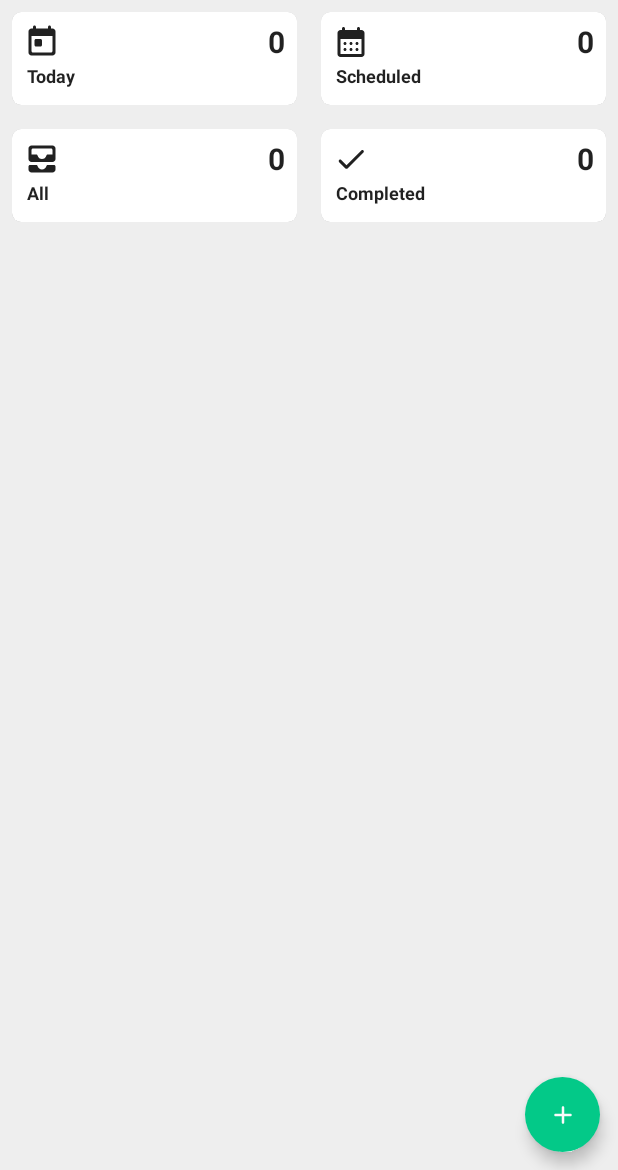
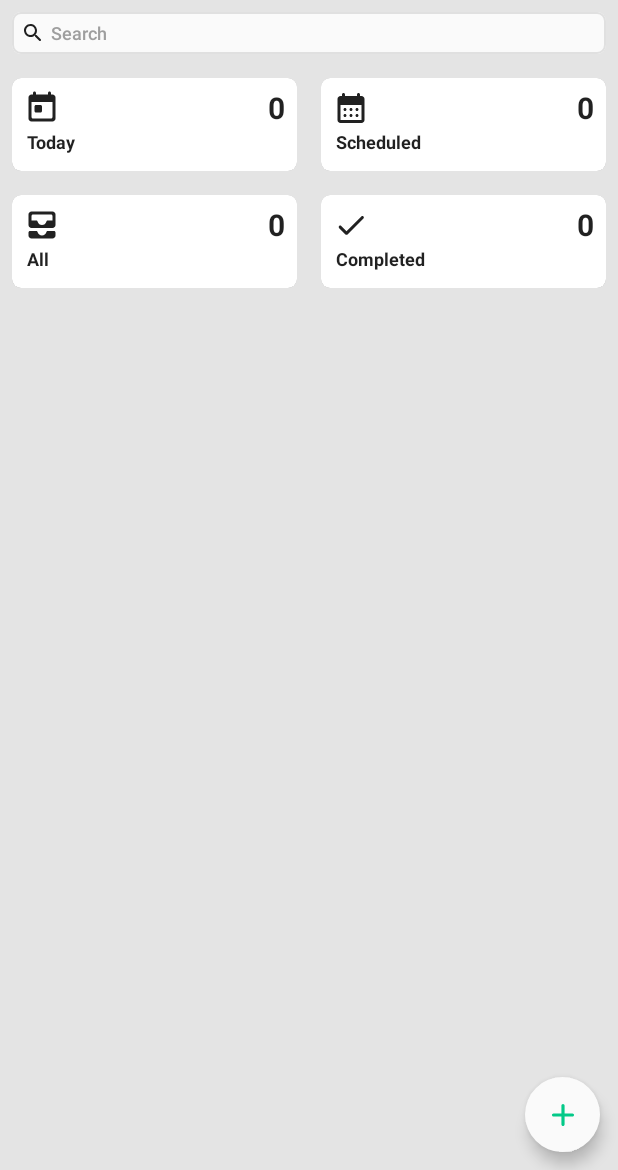
Before and after one commit to vsnappy1/Reminder, an Android app built with Jetpack Compose: the screen it shows after launch (MainActivity), on a phone screen of 412 x 824 dp, the part 66-1236 px from its top. Run offline under Robolectric (Android 15) with nearby library versions, the phone set to English and light mode, and no system bars; our stand-ins replace Dagger/Hilt's generated code, Room's generated code, livedata-compose.

Commit message:
ui improved

```diff
--- a/app/src/main/java/com/randos/reminder/data/dao/TaskDao.kt
+++ b/app/src/main/java/com/randos/reminder/data/dao/TaskDao.kt
@@ -39,22 +39,24 @@ interface TaskDao {
     @Query("SELECT * FROM task WHERE completedOn IS NOT NULL $orderBy")
     fun getCompletedTasks(): Flow<List<Task>>
 
-    @Query("SELECT * FROM task WHERE date = :date AND completedOn IS NOT NULL $orderBy")
+    @Query("SELECT * FROM task WHERE date(completedOn) = date(:date) $orderBy")
     fun getCompletedTasks(date: LocalDate): Flow<List<Task>>
 
-    @Query("SELECT * FROM task WHERE date >= :start AND date <= :end AND completedOn IS NOT NULL $orderBy")
+    @Query("SELECT * FROM task WHERE date(completedOn) >= date(:start) AND date(completedOn) <= date(:end) $orderBy")
     fun getCompletedTasks(start: LocalDate, end: LocalDate): Flow<List<Task>>
 
-    @Query("SELECT * FROM task WHERE date > :date AND completedOn IS NOT NULL $orderBy")
+    @Query("SELECT * FROM task WHERE date(completedOn) > date(:date) $orderBy")
     fun getCompletedTasksAfter(date: LocalDate): Flow<List<Task>>
 
-    @Query("SELECT * FROM task WHERE date < :date AND completedOn IS NOT NULL $orderBy")
+    @Query("SELECT * FROM task WHERE date(completedOn) < date(:date) $orderBy")
     fun getCompletedTasksBefore(date: LocalDate): Flow<List<Task>>
 
     @Query("SELECT COUNT(*) FROM task WHERE completedOn IS NULL $orderBy")
     fun getTasksCount(): Flow<Int>
+
     @Query("SELECT COUNT(*) FROM task WHERE date <= :date AND completedOn IS NULL $orderBy")
     fun getTodayTasksCount(date: LocalDate): Flow<Int>
+
     @Query("SELECT COUNT(*) FROM task WHERE date IS NOT NULL AND completedOn IS NULL $orderBy")
     fun getScheduledTasksCount(): Flow<Int>
 
--- a/app/src/main/java/com/randos/reminder/ui/screen/AddTaskScreen.kt
+++ b/app/src/main/java/com/randos/reminder/ui/screen/AddTaskScreen.kt
@@ -44,7 +44,7 @@ object TaskAddDestination : NavigationDestination {
 }
 
 // TODO beautify and add search functionality in home screen
-// TODO refactor the completed task so that task are displayed based on when completed
+// TODO customize no task message for each of the screen
 // TODO write test cases
 // TODO implement notification
 // TODO get the theme reviewed
--- a/app/src/main/java/com/randos/reminder/ui/screen/CompletedTaskScreen.kt
+++ b/app/src/main/java/com/randos/reminder/ui/screen/CompletedTaskScreen.kt
@@ -42,7 +42,8 @@ fun CompletedTaskScreen(
         getListOfTaskCards(
             tasks = todayTasks,
             onItemClick = onItemClick,
-            onDoneClick = { state -> viewModel.updateTaskStatus(state) })
+            onDoneClick = { state -> viewModel.updateTaskStatus(state) }
+        )
     )
 
     if (yesterdayTasks.isNotEmpty()) {
--- a/app/src/main/java/com/randos/reminder/ui/screen/HomeScreen.kt
+++ b/app/src/main/java/com/randos/reminder/ui/screen/HomeScreen.kt
@@ -1,20 +1,19 @@
 package com.randos.reminder.ui.screen
 
+import androidx.compose.foundation.background
+import androidx.compose.foundation.border
 import androidx.compose.foundation.clickable
 import androidx.compose.foundation.layout.*
 import androidx.compose.foundation.lazy.grid.GridCells
 import androidx.compose.foundation.lazy.grid.LazyVerticalGrid
 import androidx.compose.foundation.lazy.grid.items
+import androidx.compose.foundation.text.BasicTextField
 import androidx.compose.material.Card
 import androidx.compose.material.Icon
 import androidx.compose.material.Text
 import androidx.compose.material.icons.Icons
-import androidx.compose.material.icons.rounded.AllInbox
-import androidx.compose.material.icons.rounded.CalendarMonth
-import androidx.compose.material.icons.rounded.Done
-import androidx.compose.material.icons.rounded.Today
-import androidx.compose.runtime.Composable
-import androidx.compose.runtime.getValue
+import androidx.compose.material.icons.rounded.*
+import androidx.compose.runtime.*
 import androidx.compose.runtime.livedata.observeAsState
 import androidx.compose.ui.Alignment
 import androidx.compose.ui.Modifier
@@ -29,10 +28,7 @@ import com.randos.reminder.R
 import com.randos.reminder.enums.ReminderScreen
 import com.randos.reminder.navigation.NavigationDestination
 import com.randos.reminder.ui.component.BaseViewWithFAB
-import com.randos.reminder.ui.theme.Shapes
-import com.randos.reminder.ui.theme.Typography
-import com.randos.reminder.ui.theme.medium
-import com.randos.reminder.ui.theme.small
+import com.randos.reminder.ui.theme.*
 import com.randos.reminder.ui.viewmodel.HomeViewModel
 
 object HomeDestination : NavigationDestination {
@@ -84,7 +80,11 @@ fun HomeScreen(
             onClick = onCompletedClick
         ),
     )
+    var value by remember { mutableStateOf("") }
     BaseViewWithFAB(titleRes = R.string.app_name, onAddTaskClick = onAddTaskClick) {
+        ReminderTextField(
+            value = value,
+            onValueChange = { value = it })
         LazyVerticalGrid(columns = GridCells.Fixed(2)) {
             items(timeFrames) {
                 TimeFrameCard(
@@ -99,6 +99,50 @@ fun HomeScreen(
     }
 }
 
+@Preview
+@Composable
+private fun ReminderTextField(value: String = "Hello", onValueChange: (String) -> Unit = {}) {
+    Row(
+        modifier = Modifier
+            .padding(medium)
+            .background(color = White, shape = Shapes.small)
+            .border(width = 1.dp, color = Gray300, shape = Shapes.small)
+            .fillMaxWidth()
+            .padding(6.dp),
+        verticalAlignment = Alignment.CenterVertically
+    ) {
+        Icon(
+            imageVector = Icons.Rounded.Search,
+            contentDescription = stringResource(id = R.string.search),
+            modifier = Modifier.size(16.dp)
+        )
+        Spacer(modifier = Modifier.width(small))
+        Box {
+            if (value.isEmpty())
+                Text(text = "Search", style = Typography.caption, color = Gray500)
+            BasicTextField(
+                value = value, onValueChange = onValueChange, singleLine = true,
+                textStyle = Typography.caption,
+                modifier = Modifier.fillMaxWidth()
+            )
+        }
+    }
+
+//    OutlinedTextField(
+//        value = value,
+//        onValueChange = onValueChange,
+//        singleLine = true,
+//        leadingIcon = {
+//            Icon(
+//                imageVector = Icons.Rounded.Search,
+//                contentDescription = stringResource(id = R.string.search)
+//            )
+//        },
+//        placeholder = {
+//            Text(text = "Search")
+//        })
+}
+
 data class TimeFrame(
     val textRes: Int,
     val count: Int,
@@ -107,7 +151,6 @@ data class TimeFrame(
     val onClick: () -> Unit
 )
 
-@Preview
 @Composable
 fun TimeFrameCard(
     textRes: Int = R.string.today,
--- a/app/src/main/java/com/randos/reminder/ui/theme/Color.kt
+++ b/app/src/main/java/com/randos/reminder/ui/theme/Color.kt
@@ -7,16 +7,24 @@ import androidx.compose.ui.graphics.Color
 //val Purple700 = Color(0xFF3700B3)
 //val Teal200 = Color(0xFF03DAC5)
 
+val Gray50 = Color(0xFFFAFAFA)
+val Gray100 = Color(0xFFF5F5F5)
 val Gray200 = Color(0xFFEEEEEE)
+val Gray250 = Color(0xFFE9E9E9)
+val Gray300 = Color(0xFFE0E0E0)
+val Gray400 = Color(0xFFBDBDBD)
 val Gray500 = Color(0xFF9E9E9E)
+val Gray600 = Color(0xFF757575)
 val Gray700 = Color(0xFF616161)
+val Gray800 = Color(0xFF424242)
+val Gray900 = Color(0xFF212121)
 
 val Blue = Color(0xFF19A7CE)
 val Green = Color(0xFF03C988)
 val Red = Color(0xFFDF2E38)
 
 val White = Color(0xFFFAFAFA)
-val GrayLight = Color(0xFFEEEEEE)
+val GrayLight = Color(0xFFE4E4E4)
 
 val Black = Color(0xFF1B1B1B)
 val GrayDark = Color(0xFF757575)
--- a/app/src/main/java/com/randos/reminder/ui/viewmodel/BaseViewModel.kt
+++ b/app/src/main/java/com/randos/reminder/ui/viewmodel/BaseViewModel.kt
@@ -12,7 +12,7 @@ import dagger.hilt.android.lifecycle.HiltViewModel
 import kotlinx.coroutines.Job
 import kotlinx.coroutines.delay
 import kotlinx.coroutines.launch
-import java.time.LocalDate
+import java.time.LocalDateTime
 import javax.inject.Inject
 
 private const val DELAY = 1000L
@@ -43,7 +43,7 @@ open class BaseViewModel @Inject constructor(
             taskRepository.updateTask(
                 taskUiState.copy(
                     done = true,
-                    completedOn = LocalDate.now(),
+                    completedOn = LocalDateTime.now(),
                     repeat = RepeatCycle.NO_REPEAT
                 ).toTask()
             )
--- a/app/src/main/java/com/randos/reminder/utils/Extensions.kt
+++ b/app/src/main/java/com/randos/reminder/utils/Extensions.kt
@@ -4,6 +4,7 @@ import com.randos.reminder.data.entity.Task
 import com.randos.reminder.ui.uiState.TaskUiState
 import com.randos.reminder.ui.uiState.toTaskUiState
 import java.time.LocalDate
+import java.time.LocalDateTime
 import java.time.LocalTime
 import java.time.format.DateTimeFormatter
 
@@ -25,3 +26,7 @@ fun LocalDate.format(): String {
     if (this == LocalDate.now().minusDays(1)) return "Yesterday"
     return format(DateTimeFormatter.ISO_LOCAL_DATE)
 }
+
+fun LocalDateTime.format(): String {
+    return "${this.toLocalDate().format()}, ${this.toLocalTime().format()}"
+}
```
Also changed, not shown: app/src/main/java/com/randos/reminder/data/entity/Task.kt (+18 -32 lines), app/src/main/java/com/randos/reminder/ui/component/Component.kt (+14 -47 lines), app/src/main/java/com/randos/reminder/ui/screen/ScheduledTaskScreen.kt (+14 -4 lines), app/src/main/java/com/randos/reminder/ui/uiState/TaskUiState.kt (+5 -5 lines), app/src/main/java/com/randos/reminder/ui/viewmodel/AddTaskViewModel.kt (+7 -4 lines).
